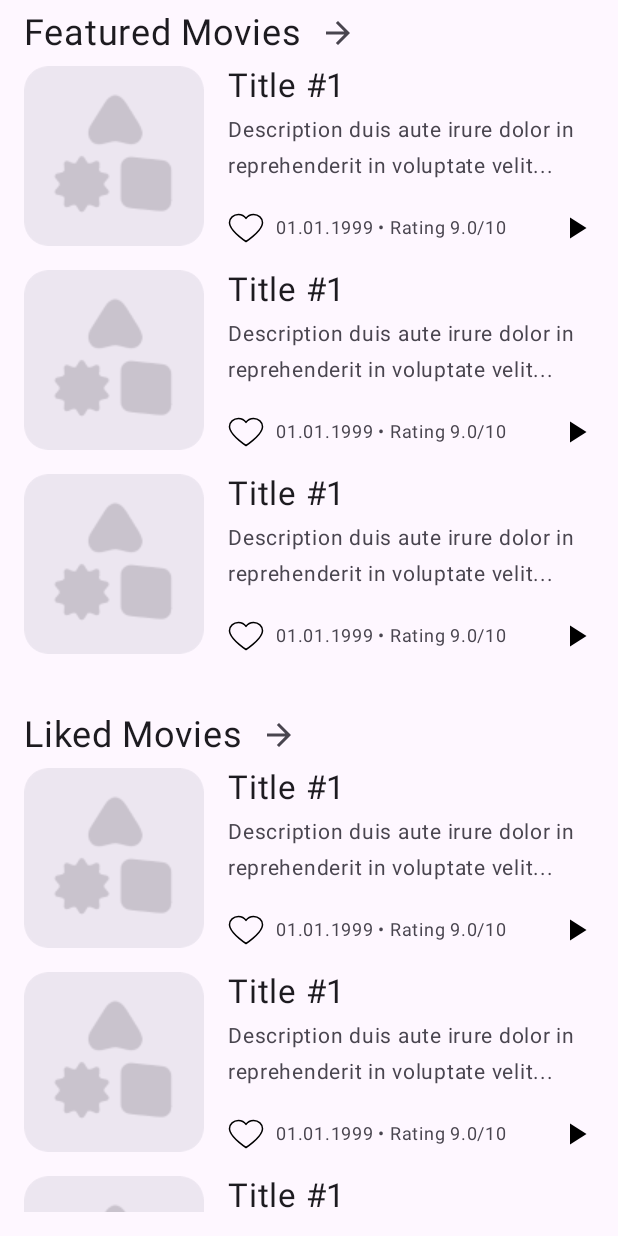
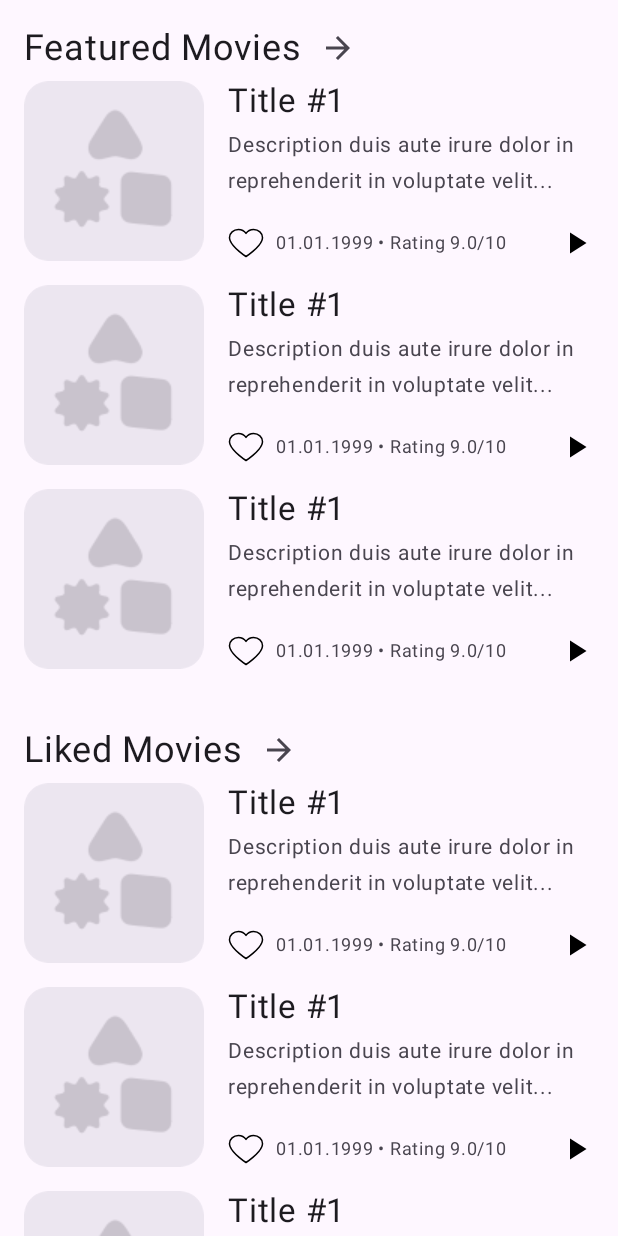
Before and after one commit to DarkSil/TheMovieDatabase, an Android app built with Jetpack Compose: the screen it shows after launch (MainActivity), after a tap on "Hide", on a phone screen of 412 x 824 dp. Run offline under Robolectric (Android 15) with nearby library versions, the phone set to English and light mode, and no system bars; pictures from the network do not load.

Commit message:
Main screen UI completed

```diff
--- a/app/src/main/java/com/gliskstudio/themoviedatabaseta/MainActivity.kt
+++ b/app/src/main/java/com/gliskstudio/themoviedatabaseta/MainActivity.kt
@@ -12,6 +12,7 @@ import androidx.compose.material3.Scaffold
 import androidx.compose.runtime.Composable
 import androidx.compose.ui.Modifier
 import androidx.compose.ui.tooling.preview.Preview
+import androidx.compose.ui.unit.dp
 import androidx.navigation.NavHostController
 import androidx.navigation.compose.rememberNavController
 import com.gliskstudio.themoviedatabaseta.ui.theme.TheMovieDatabaseTATheme
@@ -37,6 +38,7 @@ private fun Base(padding: PaddingValues, controller: NavHostController) {
         modifier = Modifier
             .fillMaxSize()
             .padding(padding)
+            .padding(0.dp, 10.dp, 0.dp, 0.dp)
     ) {
         AppNavigation(controller)
     }
--- a/app/src/main/java/com/gliskstudio/themoviedatabaseta/view/category/section/CategoryList.kt
+++ b/app/src/main/java/com/gliskstudio/themoviedatabaseta/view/category/section/CategoryList.kt
@@ -1,5 +1,6 @@
 package com.gliskstudio.themoviedatabaseta.view.category.section
 
+import androidx.compose.foundation.layout.Column
 import androidx.compose.foundation.layout.fillMaxSize
 import androidx.compose.foundation.layout.fillMaxWidth
 import androidx.compose.foundation.lazy.LazyColumn
@@ -18,15 +19,21 @@ fun CategoryList(
     isLimited: Boolean,
     onItemClick: (id: Int) -> Unit
 ) {
-    LazyColumn (
-        modifier = if (isLimited) {
-            Modifier.fillMaxWidth()
-        } else {
-            Modifier.fillMaxSize()
+    if (isLimited) {
+        Column(
+            modifier = Modifier.fillMaxWidth()
+        ) {
+            for (item in list) {
+                CategoryItem(item, onItemClick)
+            }
         }
-    ) {
-        items(list) {
-            CategoryItem(it, onItemClick)
+    } else {
+        LazyColumn(
+            modifier = Modifier.fillMaxSize()
+        ) {
+            items(list) {
+                CategoryItem(it, onItemClick)
+            }
         }
     }
 }
--- a/app/src/main/java/com/gliskstudio/themoviedatabaseta/view/main/MainScreen.kt
+++ b/app/src/main/java/com/gliskstudio/themoviedatabaseta/view/main/MainScreen.kt
@@ -1,8 +1,12 @@
 package com.gliskstudio.themoviedatabaseta.view.main
 
 import androidx.compose.foundation.layout.Column
+import androidx.compose.foundation.layout.Spacer
 import androidx.compose.foundation.layout.fillMaxSize
+import androidx.compose.foundation.layout.height
 import androidx.compose.foundation.layout.padding
+import androidx.compose.foundation.rememberScrollState
+import androidx.compose.foundation.verticalScroll
 import androidx.compose.material3.Scaffold
 import androidx.compose.runtime.Composable
 import androidx.compose.runtime.mutableStateOf
@@ -20,10 +24,13 @@ object MainScreen {
 
 @Composable
 fun MainScreen () {
+    val scrollState = rememberScrollState()
+
     Column(
         modifier = Modifier
             .fillMaxSize()
             .padding(16.dp, 0.dp)
+            .verticalScroll(scrollState)
     ) {
         val isPurposeVisible = rememberSaveable { mutableStateOf(true) }
 
@@ -55,6 +62,8 @@ fun MainScreen () {
             onItemClick
         )
 
+        Spacer(Modifier.height(16.dp))
+
     }
 }
 
```
